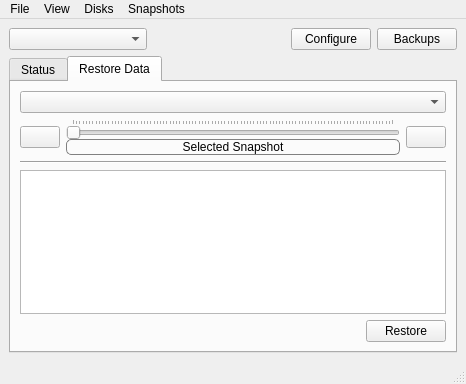
Qt form lp-gui/LPMain.ui (pcbsd/pcbsd-projects) before a commit.
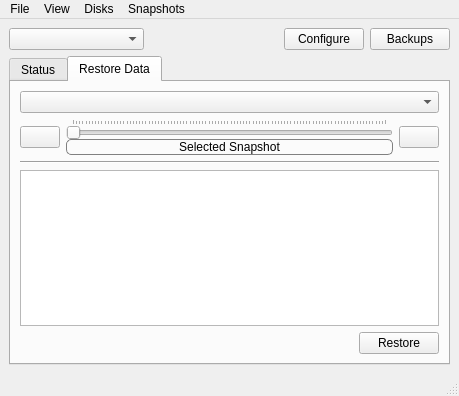
The same form after that commit. Icons and pictures are not drawn.

Commit message: Fix the layout issue with the file browser widget. Now it will resize appropriately.

Diff of the .ui file:
```diff
--- a/lp-gui/LPMain.ui
+++ b/lp-gui/LPMain.ui
@@ -6,8 +6,8 @@
    <rect>
     <x>0</x>
     <y>0</y>
-    <width>466</width>
-    <height>384</height>
+    <width>459</width>
+    <height>396</height>
    </rect>
   </property>
   <property name="windowTitle">
@@ -310,19 +310,6 @@
           </property>
          </widget>
         </item>
-        <item>
-         <spacer name="verticalSpacer_2">
-          <property name="orientation">
-           <enum>Qt::Vertical</enum>
-          </property>
-          <property name="sizeHint" stdset="0">
-           <size>
-            <width>20</width>
-            <height>40</height>
-           </size>
-          </property>
-         </spacer>
-        </item>
         <item>
          <widget class="QTreeView" name="treeView"/>
         </item>
@@ -370,7 +357,7 @@
     <rect>
      <x>0</x>
      <y>0</y>
-     <width>466</width>
+     <width>459</width>
      <height>20</height>
     </rect>
    </property>
```
Left out of the diff: 1 changed line with no effect on the pictures.
